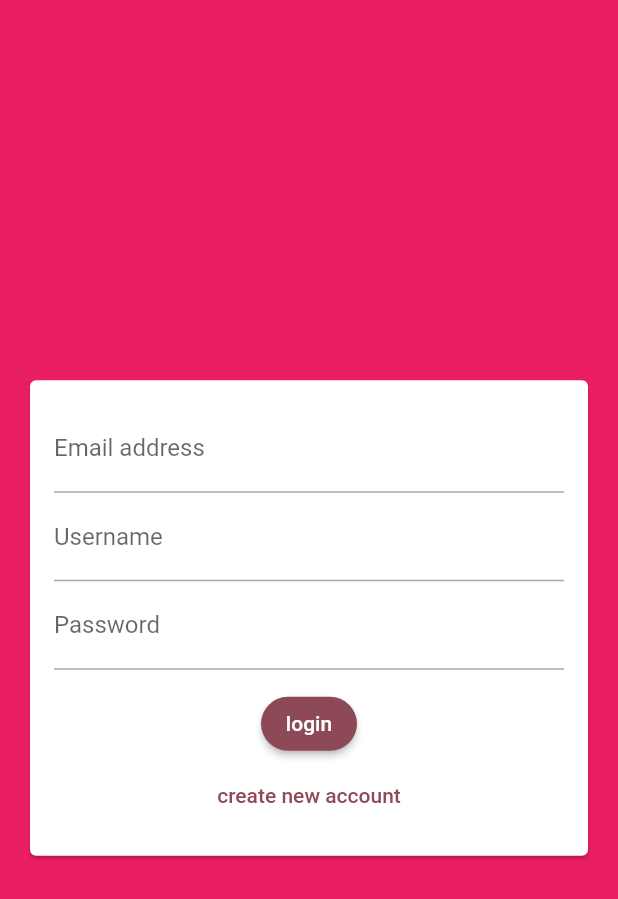
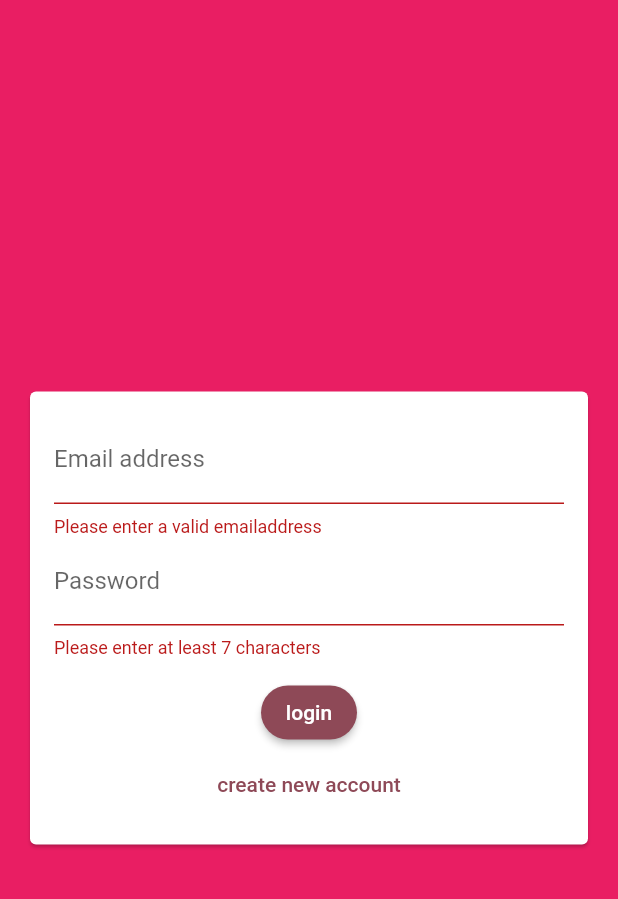
Before and after one commit to marcob93/chatterapp, a Flutter app: the screen it shows after launch, after a tap on "login", on a phone screen of 412 x 824 dp. Shown: the top 899 px of the screen. Run offline on Flutter 3.47's test engine with Material 2 defaults, Android fonts, the phone set to English and light mode, and no system bars; our stand-ins replace cloud_firestore, firebase_core; accounts and stored records are empty.

Commit message:
Creating an Authentication Form

```diff
--- a/lib/screens/auth_screen.dart
+++ b/lib/screens/auth_screen.dart
@@ -14,7 +14,7 @@
   Widget build(BuildContext context) {
     return Scaffold(
       backgroundColor: Theme.of(context).primaryColor,
-      body: AuthForm(),
+      body: const AuthForm(),
     );
   }
 }
--- a/lib/widgets/auth_form.dart
+++ b/lib/widgets/auth_form.dart
@@ -1,5 +1,3 @@
-import 'package:flutter/foundation.dart';
-
 import 'package:flutter/material.dart';
 
 class AuthForm extends StatefulWidget {
@@ -10,6 +8,20 @@
 }
 
 class _AuthFormState extends State<AuthForm> {
+  final _formKey = GlobalKey<FormState>();
+  var _isLogin = true;
+  var _userEmail = '';
+  var _userName = '';
+  var _userPassword = '';
+
+  void _trySubmit() {
+    final isValid = _formKey.currentState!.validate();
+    FocusScope.of(context).unfocus();
+    if (isValid) {
+      _formKey.currentState!.save();
+    }
+  }
+
   @override
   Widget build(BuildContext context) {
     return Center(
@@ -19,29 +31,67 @@
           child: Padding(
             padding: const EdgeInsets.all(16),
             child: Form(
+              key: _formKey,
               child: Column(
                 mainAxisSize: MainAxisSize.min,
                 children: [
                   TextFormField(
+                    key: const ValueKey('email'),
+                    validator: (value) {
+                      if (value!.isEmpty || value.contains('@')) {
+                        return 'Please enter a valid emailaddress';
+                      }
+                      return null;
+                    },
                     keyboardType: TextInputType.emailAddress,
                     decoration:
                         const InputDecoration(labelText: 'Email address'),
+                    onSaved: (value) {
+                      _userEmail = value!;
+                    },
                   ),
+                  if (!_isLogin)
+                    TextFormField(
+                      key: const ValueKey('username'),
+                      validator: (value) {
+                        if (value!.isEmpty || value.length < 4) {
+                          return 'Please enter at least 4 characters';
+                        }
+                        return null;
+                      },
+                      decoration: const InputDecoration(labelText: 'Username'),
+                      onSaved: (value) {
+                        _userName = value!;
+                      },
+                    ),
                   TextFormField(
-                    decoration: const InputDecoration(labelText: 'Username'),
-                  ),
-                  TextFormField(
+                    key: const ValueKey('password'),
+                    validator: (value) {
+                      if (value!.isEmpty || value.length < 7) {
+                        return 'Please enter at least 7 characters';
+                      }
+                      return null;
+                    },
                     decoration: const InputDecoration(labelText: 'Password'),
                     obscureText: true,
+                    onSaved: (value) {
+                      _userPassword = value!;
+                    },
                   ),
                   const SizedBox(height: 12),
                   ElevatedButton(
-                    child: const Text('login'),
-                    onPressed: () {},
+                    onPressed: _trySubmit,
+                    child: Text(_isLogin ? 'login' : 'Signup'),
                   ),
                   TextButton(
-                      child: const Text('create new account'),
-                      onPressed: () {}),
+                      child: Text(_isLogin
+                          ? 'create new account'
+                          : 'I already have an acount'),
+                      onPressed: () {
+                        setState(() {
+                          _isLogin = !_isLogin;
+                        });
+                      }),
                 ],
               ),
             ),
```
